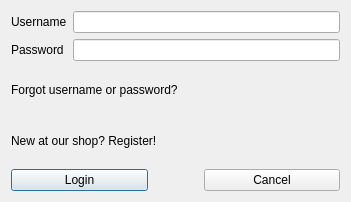
This is frontend/ui/loginwindow.ui in NVKShop/nvk-client as Qt 5 draws it before an edit. The edited form follows.
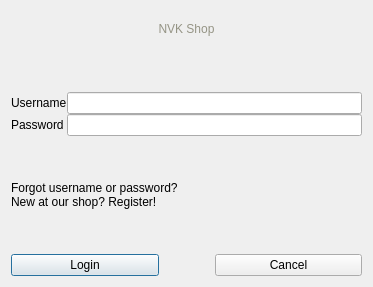
This is the edited form.

```diff
--- a/frontend/ui/loginwindow.ui
+++ b/frontend/ui/loginwindow.ui
@@ -9,15 +9,36 @@
    <rect>
     <x>0</x>
     <y>0</y>
-    <width>351</width>
-    <height>202</height>
+    <width>373</width>
+    <height>287</height>
    </rect>
   </property>
   <property name="windowTitle">
    <string>Log in</string>
   </property>
-  <layout class="QGridLayout" name="gridLayout" rowstretch="3,1,2">
-   <item row="0" column="0">
+  <layout class="QGridLayout" name="gridLayout" rowstretch="4,3,2,4">
+   <property name="verticalSpacing">
+    <number>45</number>
+   </property>
+   <item row="2" column="0">
+    <layout class="QVBoxLayout" name="verticalLayout">
+     <item>
+      <widget class="QLabel" name="forgotUserNameLabel">
+       <property name="text">
+        <string>Forgot username or password?</string>
+       </property>
+      </widget>
+     </item>
+     <item>
+      <widget class="QLabel" name="registerUserLabel">
+       <property name="text">
+        <string>New at our shop? Register!</string>
+       </property>
+      </widget>
+     </item>
+    </layout>
+   </item>
+   <item row="1" column="0">
     <layout class="QHBoxLayout" name="horizontalLayout">
      <item>
       <layout class="QVBoxLayout" name="verticalLayout_3">
@@ -49,25 +70,7 @@
      </item>
     </layout>
    </item>
-   <item row="1" column="0">
-    <layout class="QVBoxLayout" name="verticalLayout">
-     <item>
-      <widget class="QLabel" name="forgotUserNameLabel">
-       <property name="text">
-        <string>Forgot username or password?</string>
-       </property>
-      </widget>
-     </item>
-     <item>
-      <widget class="QLabel" name="registerUserLabel">
-       <property name="text">
-        <string>New at our shop? Register!</string>
-       </property>
-      </widget>
-     </item>
-    </layout>
-   </item>
-   <item row="2" column="0">
+   <item row="3" column="0">
     <layout class="QHBoxLayout" name="horizontalLayout_3" stretch="2,2">
      <property name="spacing">
       <number>56</number>
@@ -88,6 +91,53 @@
      </item>
     </layout>
    </item>
+   <item row="0" column="0">
+    <widget class="QLabel" name="nvkShopLabel">
+     <property name="palette">
+      <palette>
+       <active>
+        <colorrole role="WindowText">
+         <brush brushstyle="SolidPattern">
+          <color alpha="255">
+           <red>149</red>
+           <green>148</green>
+           <blue>133</blue>
+          </color>
+         </brush>
+        </colorrole>
+       </active>
+       <inactive>
+        <colorrole role="WindowText">
+         <brush brushstyle="SolidPattern">
+          <color alpha="255">
+           <red>149</red>
+           <green>148</green>
+           <blue>133</blue>
+          </color>
+         </brush>
+        </colorrole>
+       </inactive>
+       <disabled>
+        <colorrole role="WindowText">
+         <brush brushstyle="SolidPattern">
+          <color alpha="127">
+           <red>255</red>
+           <green>255</green>
+           <blue>255</blue>
+          </color>
+         </brush>
+        </colorrole>
+       </disabled>
+      </palette>
+     </property>
+     <property name="text">
+      <string>NVK Shop</string>
+     </property>
+     <property name="alignment">
+      <set>Qt::AlignCenter</set>
+     </property>
+    </widget>
+   </item>
   </layout>
  </widget>
  <resources/>
```
